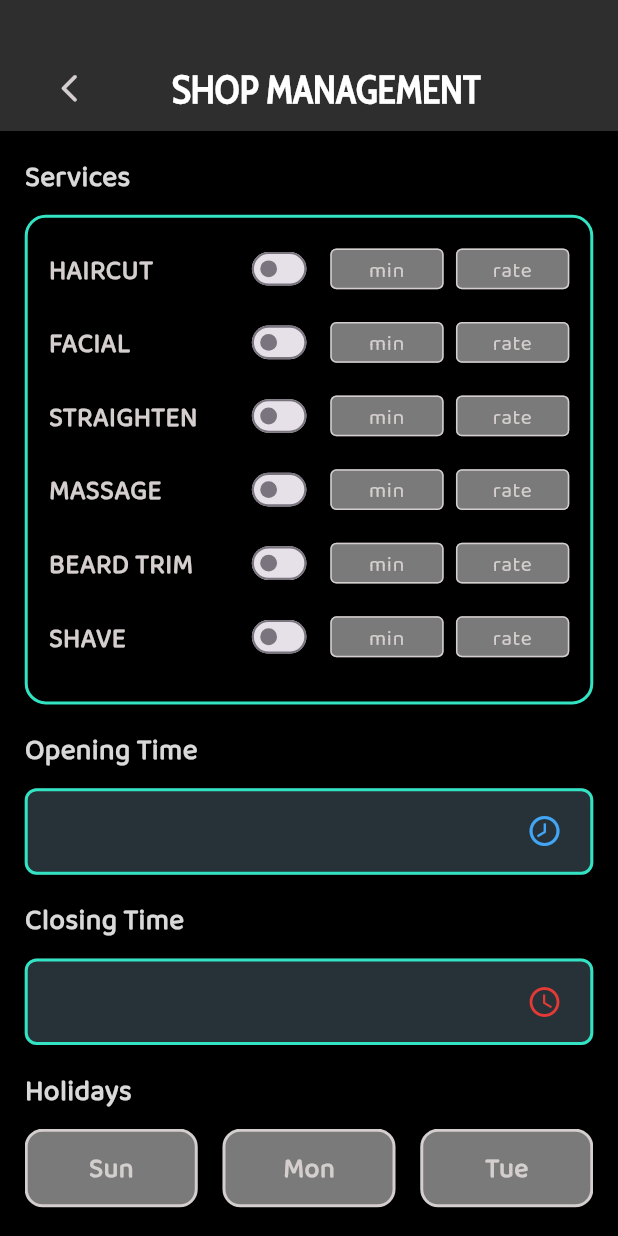
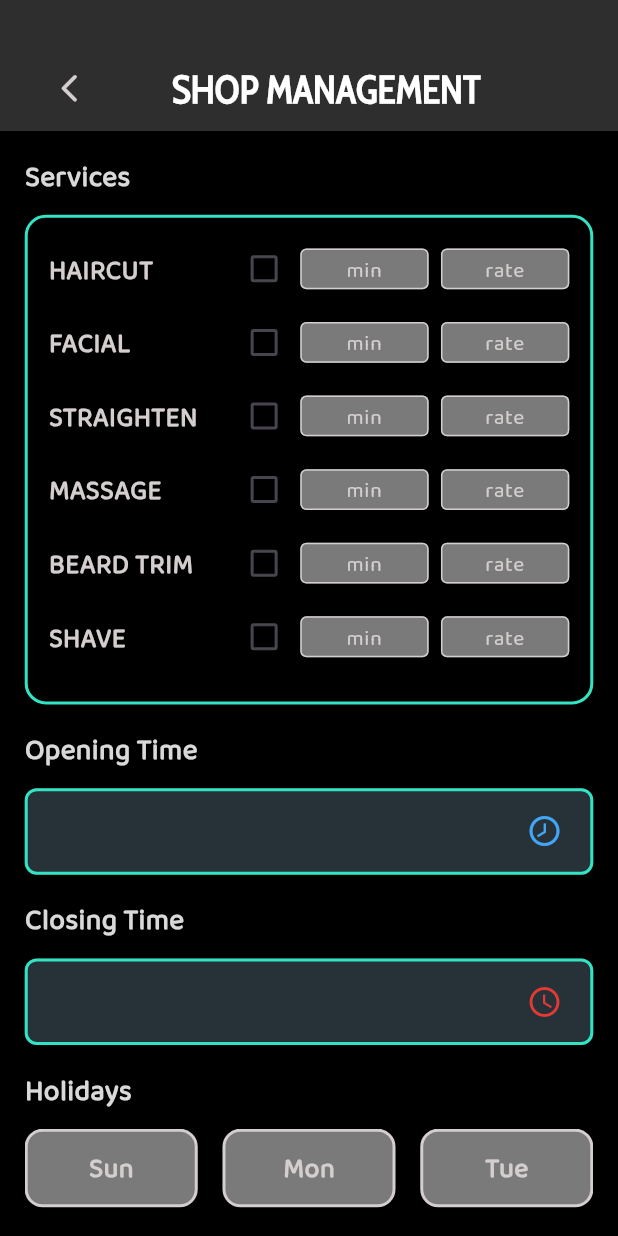
Before and after one commit to Shaham-Ahammed/trim-spot-salon, a Flutter app: the ShopManagementScreen screen opened directly, on a phone screen of 412 x 824 dp. Run offline on Flutter 3.47's test engine with Material 3 defaults, Android fonts, the light colour scheme and no system bars; our stand-ins replace another_flushbar, bloc, cloud_firestore, connectivity_plus, dotted_border, firebase_auth and 14 more; missing offline and left inert: day_night_time_picker; accounts and stored records are empty.

Commit message:
added the services editing also

```diff
--- a/lib/models/shop_updation_model.dart
+++ b/lib/models/shop_updation_model.dart
@@ -3,7 +3,7 @@ import 'package:cloud_firestore/cloud_firestore.dart';
 class ShopUpdationModel {
 
   String shopImage;
-//  Map<String, Map<String, String>> services;
+  Map<String, Map<String, String>> services;
   List<Timestamp> occasionalClosures;
   String parsedOpeningTime;
   String parsedClosingTime;
@@ -12,7 +12,7 @@ class ShopUpdationModel {
   ShopUpdationModel({
 
     required this.shopImage,
-   // required this.services,
+    required this.services,
     required this.occasionalClosures,
     required this.parsedOpeningTime,
     required this.parsedClosingTime,
@@ -23,7 +23,7 @@ class ShopUpdationModel {
     return {
 
       "shopImage": shopImage,
-    //  "services": services,
+      "services": services,
       "parsedOpeningTime": parsedOpeningTime,
       "parsedClosingTime": parsedClosingTime,
       "holidays": holidays,
--- /dev/null
+++ b/lib/utils/shop_management/formkey_services.dart
@@ -0,0 +1,4 @@
+import 'package:flutter/material.dart';
+import 'package:flutter/widgets.dart';
+
+GlobalKey<FormState> shopManagementFormKeyForServices = GlobalKey<FormState>();
--- /dev/null
+++ b/lib/utils/shop_management/service_controllers.dart
@@ -0,0 +1,30 @@
+
+import 'package:flutter/material.dart';
+
+
+// service rate and time controller .sM refers to shop management
+
+
+final TextEditingController sMhaircutTimeController = TextEditingController();
+
+final TextEditingController sMhaircutRateController = TextEditingController();
+
+final TextEditingController sMfacialTimeController = TextEditingController();
+
+final TextEditingController sMfacialRateController = TextEditingController();
+
+final TextEditingController sMstraightenTimeController = TextEditingController();
+
+final TextEditingController sMstraightenRateController = TextEditingController();
+
+final TextEditingController sMmassageTimeController = TextEditingController();
+
+final TextEditingController sMmassageRateController = TextEditingController();
+
+final TextEditingController sMbeardTrimTimeController = TextEditingController();
+
+final TextEditingController sMbeardTrimRateController = TextEditingController();
+
+final TextEditingController sMshaveTimeController = TextEditingController();
+
+final TextEditingController sMshaveRateController = TextEditingController();
--- a/lib/widgets/shop_management_widgets/service_helper.dart
+++ b/lib/widgets/shop_management_widgets/service_helper.dart
@@ -1,4 +1,3 @@
-
 import 'package:flutter/material.dart';
 import 'package:flutter_bloc/flutter_bloc.dart';
 import 'package:trim_spot_barber_side/blocs/shop_management_blocs/service_bloc/service_bloc.dart';
@@ -19,7 +18,6 @@ Column registerServicesShopManagement(
         children: [
           Container(
             width: mediaqueryWidth(0.3, context),
-
             child: myFont(service,
                 fontFamily: balooChettan,
                 fontSize: mediaqueryHeight(0.0214, context),
@@ -27,14 +25,17 @@ Column registerServicesShopManagement(
                 fontColor: greyColor),
           ),
           Transform.scale(
-            scale: 0.7,
-            child: Switch(
-              activeTrackColor: cyanColor,
+            scale: 1,
+            child: Checkbox(
+              activeColor: Colors.blueGrey.shade500,
+              checkColor: whiteColor,
               value: state,
               onChanged: (value) {
-                context
-                    .read<ShopManagementServiceBloc>()
-                    .add(ServiceSwitchPressed(service: serviceName, ratecontroller: serviceRateController, timeController: serviceTimeController));
+                context.read<ShopManagementServiceBloc>().add(
+                    ServiceSwitchPressed(
+                        service: serviceName,
+                        ratecontroller: serviceRateController,
+                        timeController: serviceTimeController));
               },
               materialTapTargetSize: MaterialTapTargetSize.shrinkWrap,
             ),
--- a/lib/widgets/shop_management_widgets/services.dart
+++ b/lib/widgets/shop_management_widgets/services.dart
@@ -5,6 +5,8 @@ import 'package:trim_spot_barber_side/blocs/shop_management_blocs/service_bloc/s
 import 'package:trim_spot_barber_side/utils/colors.dart';
 import 'package:trim_spot_barber_side/utils/mediaquery.dart';
 import 'package:trim_spot_barber_side/utils/registration_page/textediting_controllers.dart';
+import 'package:trim_spot_barber_side/utils/shop_management/formkey_services.dart';
+import 'package:trim_spot_barber_side/utils/shop_management/service_controllers.dart';
 import 'package:trim_spot_barber_side/widgets/shop_management_widgets/service_helper.dart';
 import 'package:trim_spot_barber_side/widgets/signup_widgets/service.dart';
 
@@ -37,34 +39,37 @@ class _ServicesMenuState extends State<ServicesMenu> {
         child: BlocBuilder<ShopManagementServiceBloc,
             ShopManagementServiceBlocState>(
           builder: (context, state) {
-            return Column(
+            return Form(
+              key: shopManagementFormKeyForServices,
+              child: Column(
                 crossAxisAlignment: CrossAxisAlignment.start,
                 children: [
                   registerServicesShopManagement(
                       context, "HAIRCUT", state.switches["haircut"]!, "haircut",
-                    serviceRateController: haircutRateController,
-                    serviceTimeController: haircutTimeController),
+                      serviceRateController: sMhaircutRateController,
+                      serviceTimeController: sMhaircutTimeController),
                   registerServicesShopManagement(
                       context, "FACIAL", state.switches["facial"]!, "facial",
-                    serviceRateController: facialRateController,
-                    serviceTimeController: facialTimeController),
+                      serviceRateController: sMfacialRateController,
+                      serviceTimeController: sMfacialTimeController),
                   registerServicesShopManagement(context, "STRAIGHTEN",
                       state.switches["straighten"]!, "straighten",
-                    serviceRateController: straightenRateController,
-                    serviceTimeController: straightenTimeController),
+                      serviceRateController: sMstraightenRateController,
+                      serviceTimeController: sMstraightenTimeController),
                   registerServicesShopManagement(
                       context, "MASSAGE", state.switches["massage"]!, "massage",
-                    serviceRateController: massageRateController,
-                    serviceTimeController: massageTimeController),
+                      serviceRateController: sMmassageRateController,
+                      serviceTimeController: sMmassageTimeController),
                   registerServicesShopManagement(context, "BEARD TRIM",
                       state.switches["beard trim"]!, "beard trim",
-                    serviceRateController: beardTrimRateController,
-                    serviceTimeController: beardTrimTimeController),
+                      serviceRateController: sMbeardTrimRateController,
+                      serviceTimeController: sMbeardTrimTimeController),
                   registerServicesShopManagement(
                       context, "SHAVE", state.switches["shave"]!, "shave",
-                    serviceRateController: shaveRateController,
-                    serviceTimeController: shaveTimeController)
+                      serviceRateController: sMshaveRateController,
+                      serviceTimeController: sMshaveTimeController)
                 ],
+              ),
             );
           },
         ),
```
Also changed, not shown: lib/blocs/shop_management_blocs/save_button_bloc/save_button_shop_managemen_bloct.dart (+13 -6 lines), lib/blocs/shop_management_blocs/service_bloc/service_bloc.dart (+21 -0 lines), lib/utils/shop_management/service_to_map_conversion.dart (added, +62 -0 lines). Lines whose indentation alone changed are shown as unchanged.
